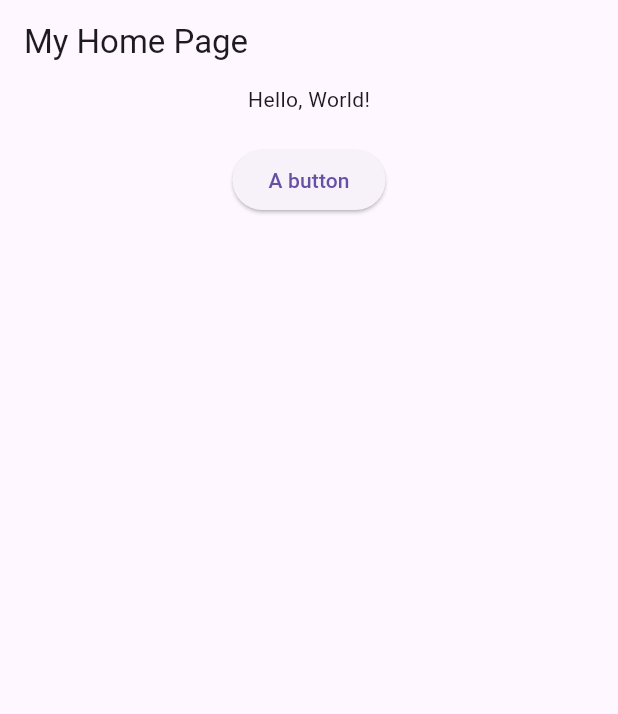
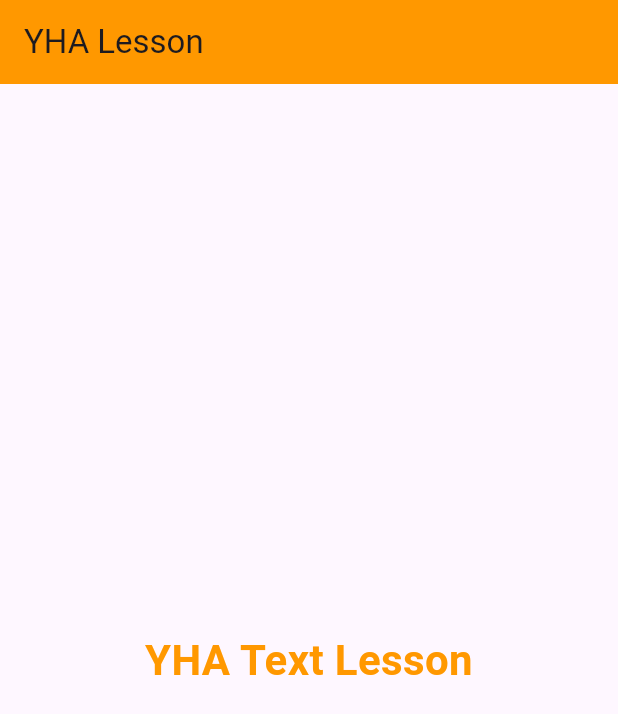
Before and after one commit to hidecard/YHA-flutter-lesson, a Flutter app: the screen it shows after launch, on a phone screen of 412 x 824 dp. Shown: the top 714 px of the screen. Run offline on Flutter 3.47's test engine with Material 3 defaults, Android fonts, the phone set to English and light mode, and no system bars.

Commit message:
Text Leson 3

```diff
--- a/lib/main.dart
+++ b/lib/main.dart
@@ -1,35 +1,39 @@
 import 'package:flutter/material.dart';
-import 'package:flutter/services.dart';
 
-void main() => runApp(const MyApp());
+void main() {
+  runApp(const MyApp());
+}
 
 class MyApp extends StatelessWidget {
   const MyApp({super.key});
 
   @override
   Widget build(BuildContext context) {
-    return MaterialApp( // Root widget
-      home: Scaffold(
-        appBar: AppBar(
-          title: const Text('My Home Page'),
-        ),
-        body: Center(
-          child: Builder(
-            builder: (context) {
-              return Column(
-                children: [
-                  const Text('Hello, World!'),
-                  const SizedBox(height: 20),
-                  ElevatedButton(
-                    onPressed: () {
-                      print('Click!');
-                    },
-                    child: const Text('A button'),
-                  ),
-                ],
-              );
-            },
+    return MaterialApp(
+      home: const MyHomePage(),
+    );
+  }
+}
+
+class MyHomePage extends StatelessWidget {
+  const MyHomePage({super.key});
+
+  @override
+  Widget build(BuildContext context) {
+    return Scaffold(
+      appBar: AppBar(
+        title: const Text('YHA Lesson'),
+        backgroundColor: Colors.orange,
+      ),
+      body: const Center(
+        child: Text(
+          'YHA Text Lesson',
+          style: TextStyle(
+            fontSize: 28,
+            fontWeight: FontWeight.bold,
+            color: Colors.orange,
           ),
+          textAlign: TextAlign.center,
         ),
       ),
     );
```
